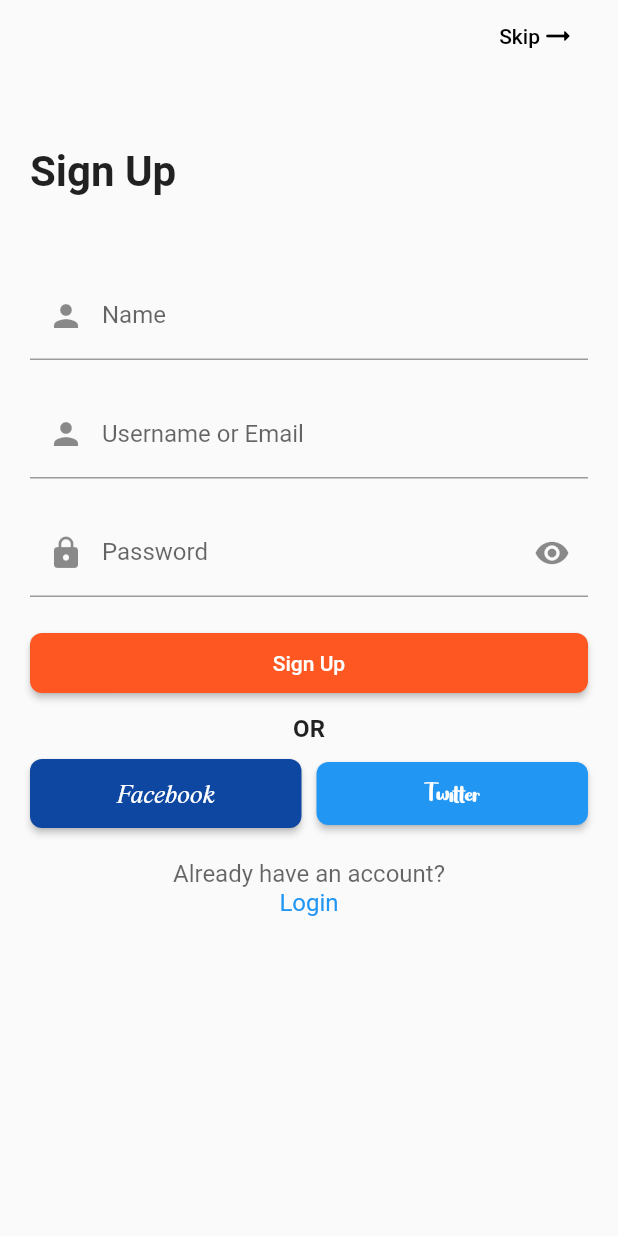
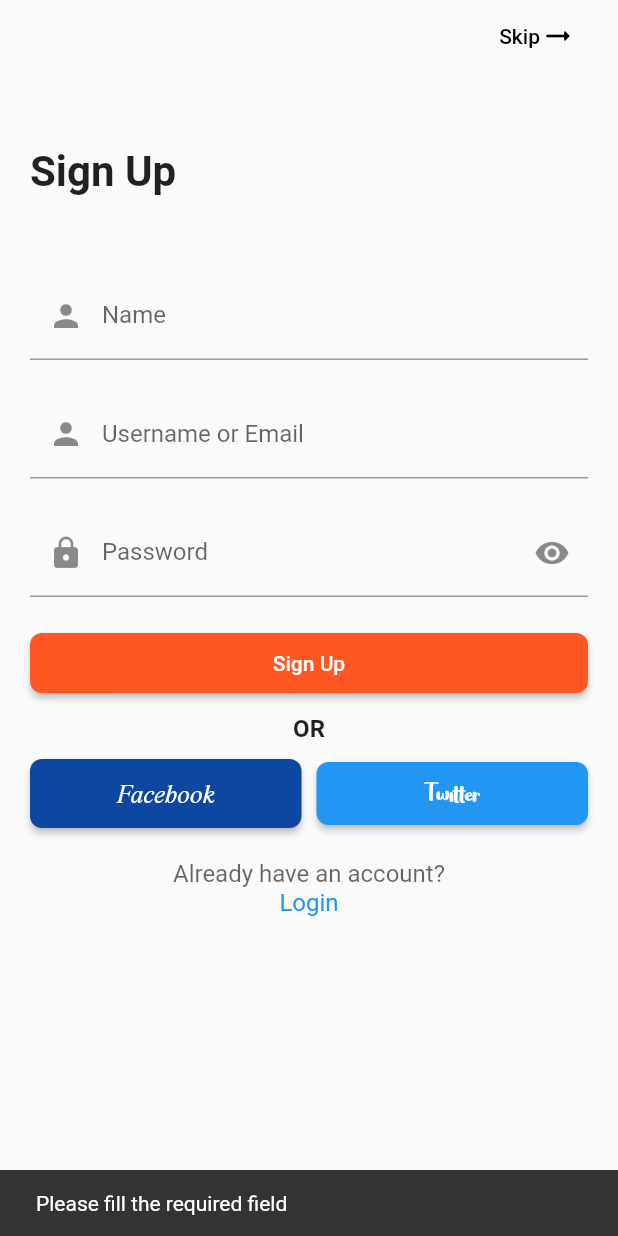
Before and after one commit to dexterTalha/news_app, a Flutter app: the SignUpScreen screen opened directly, after a tap on "Sign Up", on a phone screen of 412 x 824 dp. Run offline on Flutter 3.47's test engine with Material 2 defaults, Android fonts, the phone set to English and light mode, and no system bars; our stand-ins replace firebase_auth, firebase_core; missing offline and left inert: animation_wrappers; accounts and stored records are empty.

Commit message:
firebase create account

```diff
--- /dev/null
+++ b/lib/controller/auth_controller.dart
@@ -0,0 +1,35 @@
+import 'package:firebase_auth/firebase_auth.dart';
+import 'package:flutter/material.dart';
+
+class AuthController {
+  final BuildContext context;
+
+  AuthController(this.context);
+
+  //name="test", email="test@gmail.com"
+  Future<User?> createAccount({String? name, String? email, String? password}) async {
+    if (name == null || email == null || password == null) {
+      ScaffoldMessenger.of(context).showSnackBar(const SnackBar(content: Text("Please fill the required field")));
+      return null;
+    }
+
+    try {
+      final credential = await FirebaseAuth.instance.createUserWithEmailAndPassword(
+        email: email,
+        password: password,
+      );
+      return credential.user;
+    } on FirebaseAuthException catch (e) {
+      print(e);
+      if (e.code == 'weak-password') {
+        ScaffoldMessenger.of(context).showSnackBar(const SnackBar(content: Text("The password provided is too weak.")));
+      } else if (e.code == 'email-already-in-use') {
+        ScaffoldMessenger.of(context).showSnackBar(const SnackBar(content: Text("The account already exists for that email.")));
+      }
+    } catch (e) {
+      ScaffoldMessenger.of(context).showSnackBar(SnackBar(content: Text("Error: $e")));
+      return null;
+    }
+    return null;
+  }
+}
--- a/lib/main.dart
+++ b/lib/main.dart
@@ -7,7 +7,7 @@ Future<void> main() async {
   WidgetsFlutterBinding.ensureInitialized();
   await Firebase.initializeApp();
 
-  await FirebaseAuth.instance.useAuthEmulator('localhost', 5554);
+  // await FirebaseAuth.instance.useAuthEmulator('localhost', 5554);
   runApp(const MyApp());
 }
 
@@ -16,7 +16,7 @@ class MyApp extends StatelessWidget {
 
   @override
   Widget build(BuildContext context) {
-    return MaterialApp(
+    return const MaterialApp(
       debugShowCheckedModeBanner: false,
       home: SplashScreen(),
     );
--- a/lib/screens/signup_screen.dart
+++ b/lib/screens/signup_screen.dart
@@ -1,6 +1,7 @@
 import 'package:firebase_auth/firebase_auth.dart';
 import 'package:flutter/material.dart';
 import 'package:news_app/components/text_component.dart';
+import 'package:news_app/controller/auth_controller.dart';
 
 class SignUpScreen extends StatefulWidget {
   const SignUpScreen({Key? key}) : super(key: key);
@@ -103,22 +104,22 @@ class _SignUpScreenState extends State<SignUpScreen> {
                 ),
                 ElevatedButton(
                   onPressed: () async {
-                    print(_nameController.text);
-                    // try {
-                    //   final credential = await FirebaseAuth.instance.createUserWithEmailAndPassword(
-                    //     email: "",
-                    //     password: "",
-                    //   );
-                    //
-                    // } on FirebaseAuthException catch (e) {
-                    //   if (e.code == 'weak-password') {
-                    //     print('The password provided is too weak.');
-                    //   } else if (e.code == 'email-already-in-use') {
-                    //     print('The account already exists for that email.');
-                    //   }
-                    // } catch (e) {
-                    //   print(e);
-                    // }
+                    String name = _nameController.text.trim();
+                    String email = _emailController.text.trim();
+                    String password = _passwordController.text;
+                    if (name.isEmpty || email.isEmpty || password.isEmpty) {
+                      ScaffoldMessenger.of(context).showSnackBar(const SnackBar(content: Text("Please fill the required field")));
+                      return;
+                    }
+
+                    final User? user = await AuthController(context).createAccount(name: name, email: email, password: password);
+                    if (user == null && mounted) {
+                      ScaffoldMessenger.of(context).showSnackBar(const SnackBar(content: Text("Error: Unable to create account")));
+                      return;
+                    }
+                    if (mounted) {
+                      ScaffoldMessenger.of(context).showSnackBar(SnackBar(content: Text(user?.email ?? "")));
+                    }
                   },
                   style: ElevatedButton.styleFrom(
                     backgroundColor: Colors.deepOrange.shade500,
```
Also changed, not shown: 1 other file.
